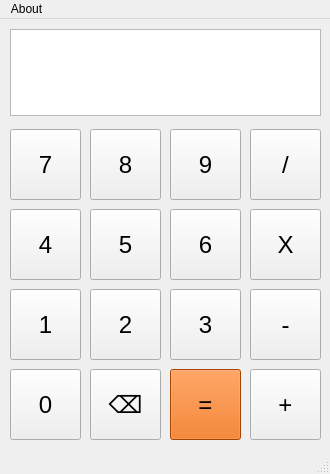
Old version of the form Calculator.ui in the repository Neutrovertido/DearthOS.
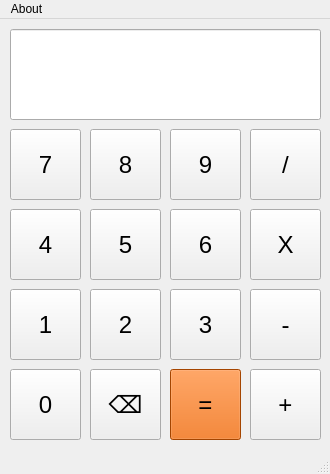
New version of the form. Icons and pictures are not drawn.

Commit message: Morphed into QLineEdit

Patch:
```diff
--- a/Calculator.ui
+++ b/Calculator.ui
@@ -30,24 +30,6 @@
     <normaloff>:/Main/img/calculator.png</normaloff>:/Main/img/calculator.png</iconset>
   </property>
   <widget class="QWidget" name="centralwidget">
-   <widget class="QPlainTextEdit" name="output">
-    <property name="geometry">
-     <rect>
-      <x>10</x>
-      <y>10</y>
-      <width>311</width>
-      <height>87</height>
-     </rect>
-    </property>
-    <property name="font">
-     <font>
-      <pointsize>24</pointsize>
-     </font>
-    </property>
-    <property name="readOnly">
-     <bool>true</bool>
-    </property>
-   </widget>
    <widget class="QPushButton" name="b7">
     <property name="geometry">
      <rect>
@@ -339,6 +321,24 @@
      <string>⌫</string>
     </property>
    </widget>
+   <widget class="QLineEdit" name="output">
+    <property name="enabled">
+     <bool>true</bool>
+    </property>
+    <property name="geometry">
+     <rect>
+      <x>10</x>
+      <y>10</y>
+      <width>311</width>
+      <height>91</height>
+     </rect>
+    </property>
+    <property name="font">
+     <font>
+      <pointsize>32</pointsize>
+     </font>
+    </property>
+   </widget>
   </widget>
   <widget class="QMenuBar" name="menubar">
    <property name="geometry">
```
The commit also changes 1 other file.
